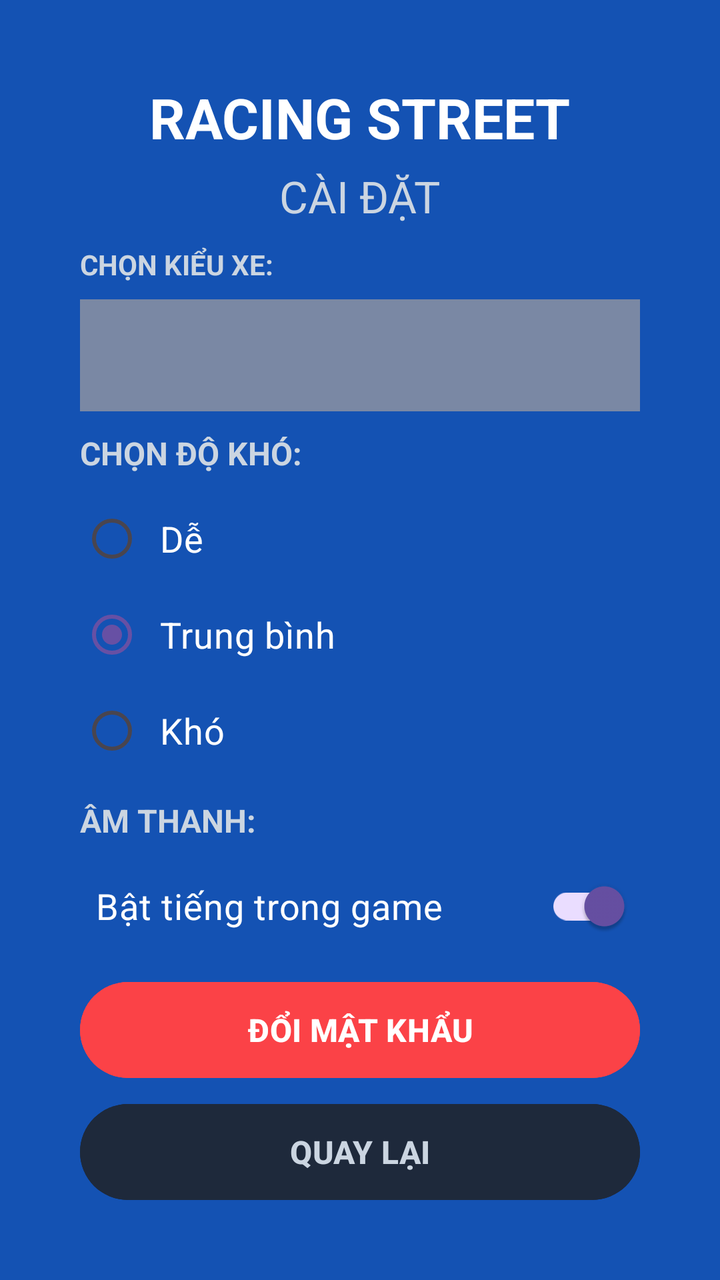
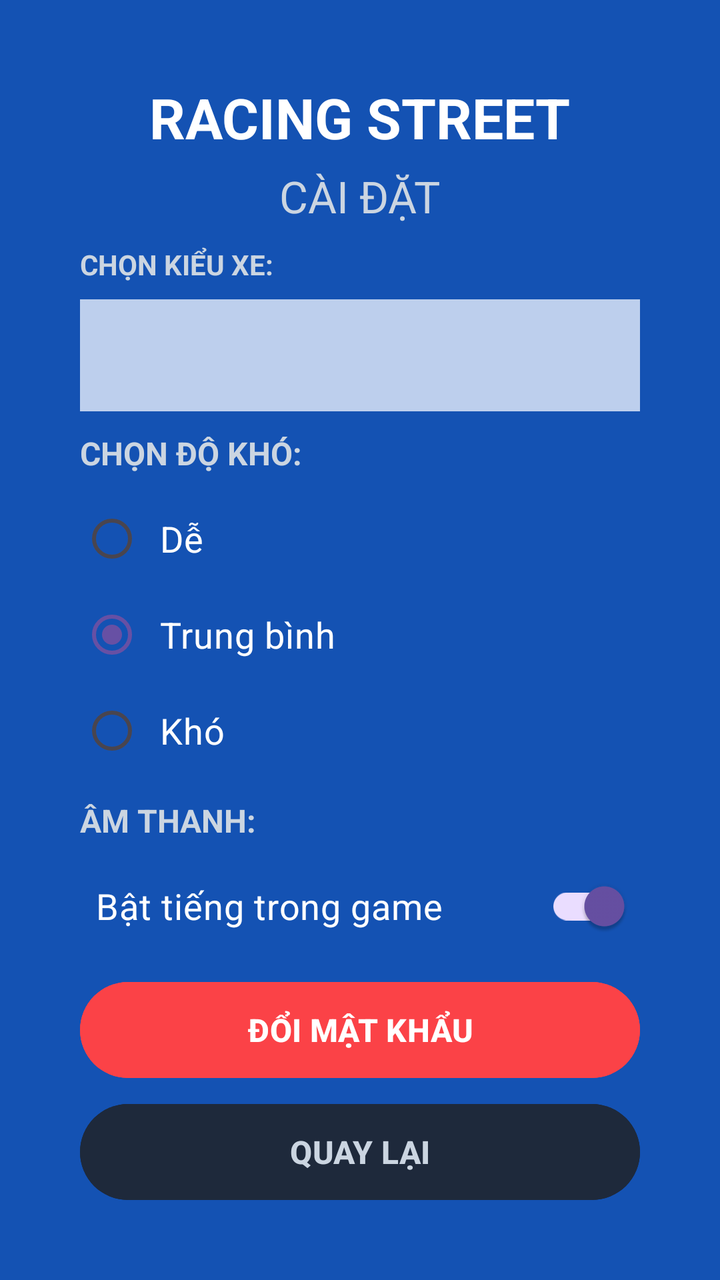

Two renders of the same Android screen: before a commit and after it. Below are the layout's source before the change and the commit's diff.
<!-- AndroidManifest.xml: application theme Theme.Game -->
<!-- res/layout/activity_setting_layout.xml -->
<?xml version="1.0" encoding="utf-8"?>
<LinearLayout xmlns:android="http://schemas.android.com/apk/res/android"
    xmlns:tools="http://schemas.android.com/tools"
    android:id="@+id/main"
    android:layout_width="match_parent"
    android:layout_height="match_parent"
    android:background="#1452B3"
    android:orientation="vertical"
    android:gravity="center_horizontal"
    android:padding="24dp"
    tools:context=".MainMenu.settingLayout">

    <TextView
        android:layout_width="wrap_content"
        android:layout_height="wrap_content"
        android:layout_marginTop="16dp"
        android:text="RACING STREET"
        android:textColor="#FFFFFF"
        android:textSize="28sp"
        android:textStyle="bold" />

    <TextView
        android:layout_width="wrap_content"
        android:layout_height="wrap_content"
        android:layout_marginTop="6dp"
        android:text="CÀI ĐẶT"
        android:textColor="#CBD5E1"
        android:textSize="22sp" />

    <TextView
        android:layout_width="280dp"
        android:layout_height="wrap_content"
        android:layout_marginTop="10dp"
        android:text="CHỌN KIỂU XE:"
        android:textColor="#CBD5E1"
        android:textSize="14sp"
        android:textStyle="bold" />

    <Spinner
        android:id="@+id/spnChooseCar"
        android:layout_width="280dp"
        android:layout_height="56dp"
        android:layout_marginTop="8dp"
        android:background="#7A88A4"
        android:popupBackground="#7A88A4" />

    <TextView
        android:layout_width="280dp"
        android:layout_height="wrap_content"
        android:layout_marginTop="10dp"
        android:text="CHỌN ĐỘ KHÓ:"
        android:textColor="#CBD5E1"
        android:textSize="16sp"
        android:textStyle="bold" />

    <RadioGroup
        android:id="@+id/rgDifficultyBasic"
        android:layout_width="wrap_content"
        android:layout_height="wrap_content"
        android:layout_marginTop="8dp">

        <RadioButton
            android:id="@+id/rbEasy"
            android:layout_width="280dp"
            android:layout_height="wrap_content"
            android:text="Dễ"
            android:textColor="#FFFFFF"
            android:textSize="18sp"
            android:padding="8dp" />

        <RadioButton
            android:id="@+id/rbMedium"
            android:layout_width="280dp"
            android:layout_height="wrap_content"
            android:text="Trung bình"
            android:textColor="#FFFFFF"
            android:textSize="18sp"
            android:padding="8dp"
            android:checked="true" />
        <RadioButton
        android:id="@+id/rbHard"
        android:layout_width="280dp"
        android:layout_height="wrap_content"
        android:text="Khó"
        android:textColor="#FFFFFF"
        android:textSize="18sp"
        android:padding="8dp" />

    </RadioGroup>

    <TextView
        android:layout_width="280dp"
        android:layout_height="wrap_content"
        android:layout_marginTop="10dp"
        android:text="ÂM THANH:"
        android:textColor="#CBD5E1"
        android:textSize="16sp"
        android:textStyle="bold" />

    <androidx.appcompat.widget.SwitchCompat
        android:id="@+id/switchSound"
        android:layout_width="280dp"
        android:layout_height="wrap_content"
        android:layout_marginTop="8dp"
        android:text="Bật tiếng trong game"
        android:textColor="#FFFFFF"
        android:textSize="18sp"
        android:paddingHorizontal="8dp"
        android:checked="true" />

    <Button
        android:id="@+id/btnChangePass"
        android:layout_width="280dp"
        android:layout_height="56dp"
        android:layout_marginTop="10dp"
        android:backgroundTint="#FB4247"
        android:text="ĐỔI MẬT KHẨU"
        android:textColor="#FFFFFF"
        android:textSize="16sp"
        android:textStyle="bold" />

    <Button
        android:id="@+id/btnBack"
        android:layout_width="280dp"
        android:layout_height="56dp"
        android:layout_marginTop="5dp"
        android:backgroundTint="#1E293B"
        android:text="QUAY LẠI"
        android:textColor="#CBD5E1"
        android:textSize="16sp"
        android:textStyle="bold" />

</LinearLayout>
<!-- resources referenced by this layout -->
<resources>
  <style name="Theme.Game" parent="Base.Theme.Game" />
  <style name="Base.Theme.Game" parent="Theme.Material3.DayNight.NoActionBar">
          
          
      </style>
</resources>

<!-- the commit's change to res/layout/activity_setting_layout.xml (unified diff, before → after) -->
@@ -41,8 +41,8 @@
         android:layout_width="280dp"
         android:layout_height="56dp"
         android:layout_marginTop="8dp"
-        android:background="#7A88A4"
-        android:popupBackground="#7A88A4" />
+        android:background="#BDCFED"
+        android:popupBackground="#BDCFED" />
 
     <TextView
         android:layout_width="280dp"
